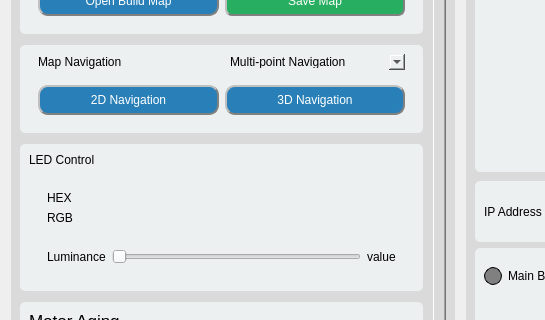
Before: the Qt Designer form widgets/ui/operation.ui in elephantrobotics/AGV_UI, drawn with Qt 5; both pictures show x 0 to 545 and y 345 to 665 of the 1215 by 794 pixel window.
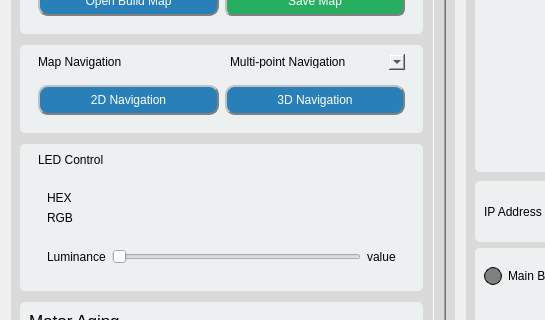
After: the same form once the commit is applied.

Diff of the .ui file:
```diff
--- a/widgets/ui/operation.ui
+++ b/widgets/ui/operation.ui
@@ -82,7 +82,7 @@
          <property name="geometry">
           <rect>
            <x>0</x>
-           <y>-79</y>
+           <y>0</y>
            <width>410</width>
            <height>837</height>
           </rect>
@@ -625,6 +625,21 @@
             </property>
             <layout class="QVBoxLayout" name="verticalLayout_9">
              <item>
+              <widget class="QWidget" name="led_control_header" native="true">
+               <property name="sizePolicy">
+                <sizepolicy hsizetype="Preferred" vsizetype="Fixed">
+                 <horstretch>0</horstretch>
+                 <verstretch>0</verstretch>
+                </sizepolicy>
+               </property>
+               <layout class="QHBoxLayout" name="horizontalLayout_29">
+                <property name="topMargin">
+                 <number>0</number>
+                </property>
+                <property name="bottomMargin">
+                 <number>0</number>
+                </property>
+                <item>
               <widget class="QLabel" name="label_10">
                <property name="styleSheet">
                 <string notr="true">font: 13pt &quot;Arial&quot;;</string>
@@ -634,6 +649,9 @@
                </property>
               </widget>
              </item>
+               </layout>
+              </widget>
+             </item>
              <item>
               <widget class="QWidget" name="widget_16" native="true">
                <layout class="QVBoxLayout" name="verticalLayout_10">
```
Left out of the diff: 2 changed lines with no effect on the pictures. Lines whose indentation alone changed are shown as unchanged.
